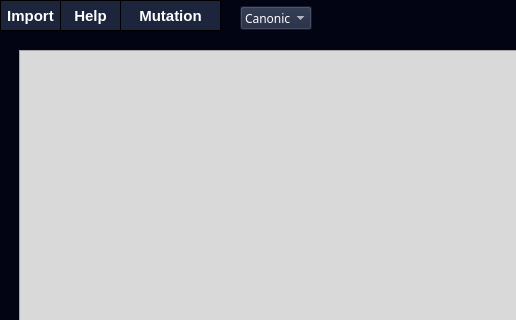
KiriltsevDaniil/EvAlgPractice, file GUI/form.ui: the form before one commit; both pictures show x 0 to 516 and y 0 to 320 of the 1126 by 800 pixel window.
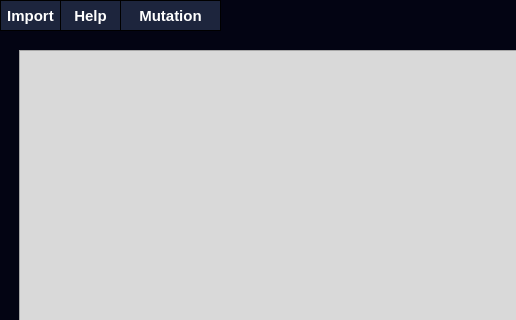
The form after the commit.

```diff
--- a/GUI/form.ui
+++ b/GUI/form.ui
@@ -504,235 +504,6 @@
     <string>Help</string>
    </property>
   </widget>
-  <widget class="QComboBox" name="AlgVersBox">
-   <property name="geometry">
-    <rect>
-     <x>240</x>
-     <y>6</y>
-     <width>72</width>
-     <height>24</height>
-    </rect>
-   </property>
-   <property name="palette">
-    <palette>
-     <active>
-      <colorrole role="WindowText">
-       <brush brushstyle="SolidPattern">
-        <color alpha="255">
-         <red>255</red>
-         <green>255</green>
-         <blue>255</blue>
-        </color>
-       </brush>
-      </colorrole>
-      <colorrole role="Button">
-       <brush brushstyle="SolidPattern">
-        <color alpha="255">
-         <red>29</red>
-         <green>37</green>
-         <blue>61</blue>
-        </color>
-       </brush>
-      </colorrole>
-      <colorrole role="Text">
-       <brush brushstyle="SolidPattern">
-        <color alpha="255">
-         <red>255</red>
-         <green>255</green>
-         <blue>255</blue>
-        </color>
-       </brush>
-      </colorrole>
-      <colorrole role="ButtonText">
-       <brush brushstyle="SolidPattern">
-        <color alpha="255">
-         <red>255</red>
-         <green>255</green>
-         <blue>255</blue>
-        </color>
-       </brush>
-      </colorrole>
-      <colorrole role="Base">
-       <brush brushstyle="SolidPattern">
-        <color alpha="255">
-         <red>29</red>
-         <green>37</green>
-         <blue>61</blue>
-        </color>
-       </brush>
-      </colorrole>
-      <colorrole role="Window">
-       <brush brushstyle="SolidPattern">
-        <color alpha="255">
-         <red>29</red>
-         <green>37</green>
-         <blue>61</blue>
-        </color>
-       </brush>
-      </colorrole>
-      <colorrole role="PlaceholderText">
-       <brush brushstyle="SolidPattern">
-        <color alpha="255">
-         <red>255</red>
-         <green>255</green>
-         <blue>255</blue>
-        </color>
-       </brush>
-      </colorrole>
-     </active>
-     <inactive>
-      <colorrole role="WindowText">
-       <brush brushstyle="SolidPattern">
-        <color alpha="255">
-         <red>255</red>
-         <green>255</green>
-         <blue>255</blue>
-        </color>
-       </brush>
-      </colorrole>
-      <colorrole role="Button">
-       <brush brushstyle="SolidPattern">
-        <color alpha="255">
-         <red>29</red>
-         <green>37</green>
-         <blue>61</blue>
-        </color>
-       </brush>
-      </colorrole>
-      <colorrole role="Text">
-       <brush brushstyle="SolidPattern">
-        <color alpha="255">
-         <red>255</red>
-         <green>255</green>
-         <blue>255</blue>
-        </color>
-       </brush>
-      </colorrole>
-      <colorrole role="ButtonText">
-       <brush brushstyle="SolidPattern">
-        <color alpha="255">
-         <red>255</red>
-         <green>255</green>
-         <blue>255</blue>
-        </color>
-       </brush>
-      </colorrole>
-      <colorrole role="Base">
-       <brush brushstyle="SolidPattern">
-        <color alpha="255">
-         <red>29</red>
-         <green>37</green>
-         <blue>61</blue>
-        </color>
-       </brush>
-      </colorrole>
-      <colorrole role="Window">
-       <brush brushstyle="SolidPattern">
-        <color alpha="255">
-         <red>29</red>
-         <green>37</green>
-         <blue>61</blue>
-        </color>
-       </brush>
-      </colorrole>
-      <colorrole role="PlaceholderText">
-       <brush brushstyle="SolidPattern">
-        <color alpha="255">
-         <red>255</red>
-         <green>255</green>
-         <blue>255</blue>
-        </color>
-       </brush>
-      </colorrole>
-     </inactive>
-     <disabled>
-      <colorrole role="WindowText">
-       <brush brushstyle="SolidPattern">
-        <color alpha="255">
-         <red>255</red>
-         <green>255</green>
-         <blue>255</blue>
-        </color>
-       </brush>
-      </colorrole>
-      <colorrole role="Button">
-       <brush brushstyle="SolidPattern">
-        <color alpha="255">
-         <red>29</red>
-         <green>37</green>
-         <blue>61</blue>
-        </color>
-       </brush>
-      </colorrole>
-      <colorrole role="Text">
-       <brush brushstyle="SolidPattern">
-        <color alpha="255">
-         <red>255</red>
-         <green>255</green>
-         <blue>255</blue>
-        </color>
-       </brush>
-      </colorrole>
-      <colorrole role="ButtonText">
-       <brush brushstyle="SolidPattern">
-        <color alpha="255">
-         <red>255</red>
-         <green>255</green>
-         <blue>255</blue>
-        </color>
-       </brush>
-      </colorrole>
-      <colorrole role="Base">
-       <brush brushstyle="SolidPattern">
-        <color alpha="255">
-         <red>29</red>
-         <green>37</green>
-         <blue>61</blue>
-        </color>
-       </brush>
-      </colorrole>
-      <colorrole role="Window">
-       <brush brushstyle="SolidPattern">
-        <color alpha="255">
-         <red>29</red>
-         <green>37</green>
-         <blue>61</blue>
-        </color>
-       </brush>
-      </colorrole>
-      <colorrole role="PlaceholderText">
-       <brush brushstyle="SolidPattern">
-        <color alpha="255">
-         <red>255</red>
-         <green>255</green>
-         <blue>255</blue>
-        </color>
-       </brush>
-      </colorrole>
-     </disabled>
-    </palette>
-   </property>
-   <property name="styleSheet">
-    <string notr="true">background: #1d253d ;
-color: white;
-font:  semibold 10px;</string>
-   </property>
-   <item>
-    <property name="text">
-     <string>Canonical</string>
-    </property>
-   </item>
-   <item>
-    <property name="text">
-     <string>Genitor</string>
-    </property>
-   </item>
-   <item>
-    <property name="text">
-     <string>Island</string>
-    </property>
-   </item>
-  </widget>
   <widget class="QPushButton" name="MutBtn">
    <property name="geometry">
     <rect>
```
